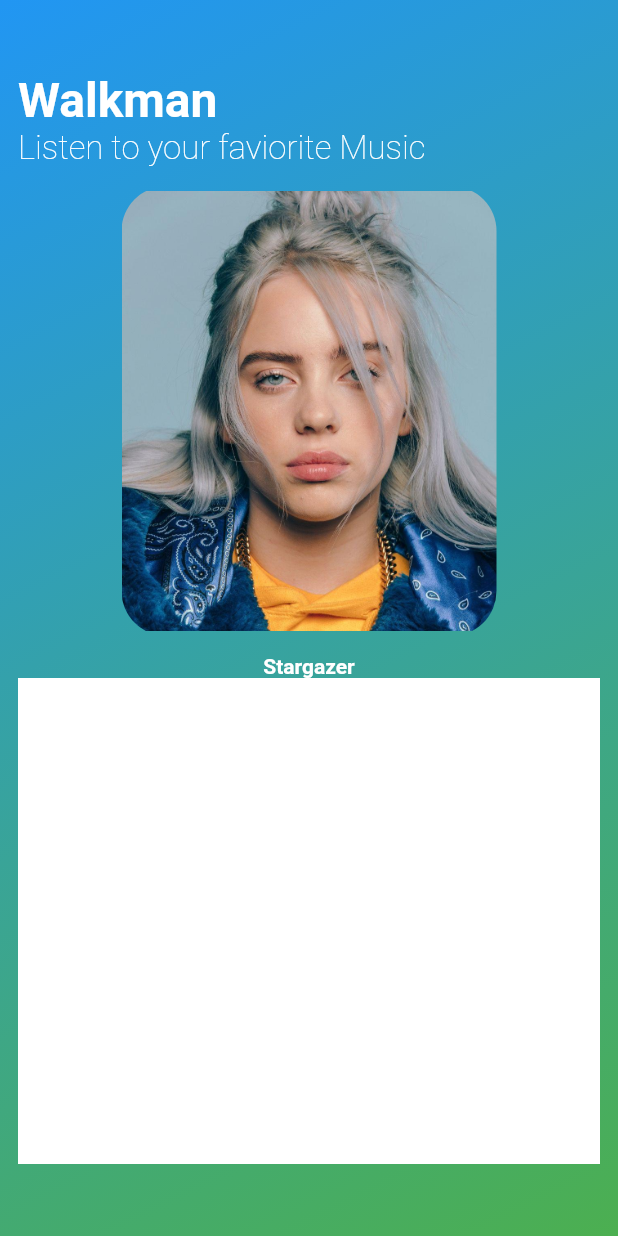
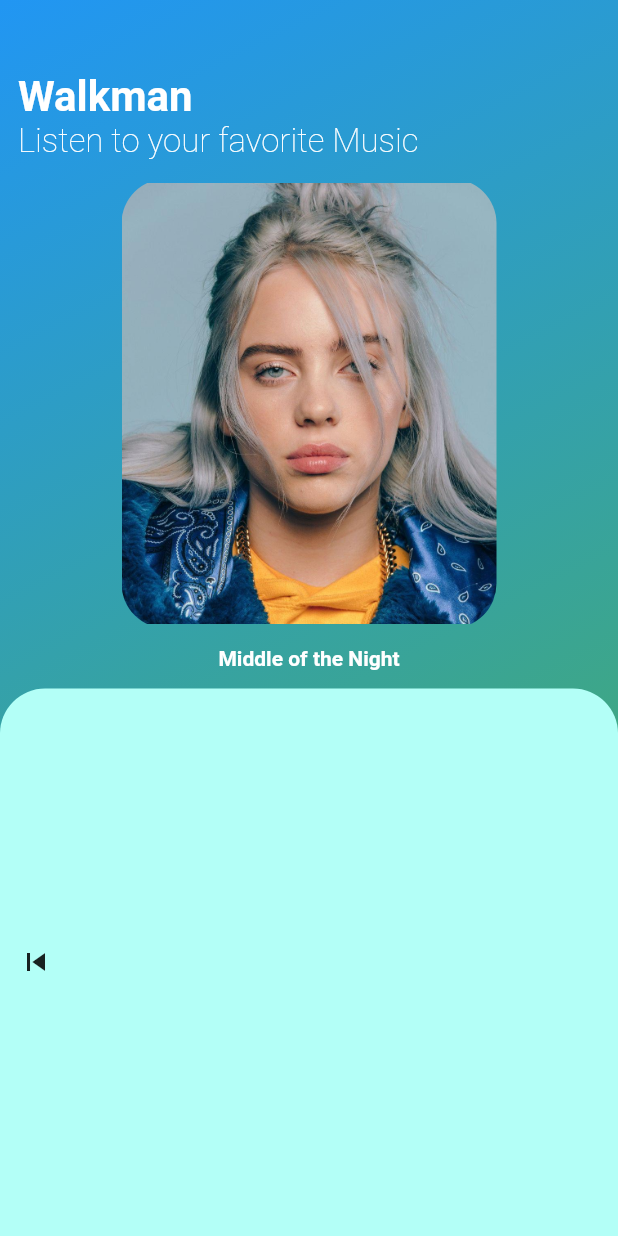
Before and after one commit to benbobyabraham/flutter_musicplayer, a Flutter app: the screen it shows after launch, on a phone screen of 412 x 824 dp. Run offline on Flutter 3.47's test engine with Material 2 defaults, Android fonts, the phone set to English and light mode, and no system bars.

Commit message:
3-5-2022.1

```diff
--- a/lib/main.dart
+++ b/lib/main.dart
@@ -43,26 +43,38 @@ class _MusicAppState extends State<MusicApp> {
               ]),
         ),
         child: Padding(
-          padding: EdgeInsets.symmetric(vertical: 48.0, horizontal: 12.0),
+          padding: EdgeInsets.only(
+            top: 48.0,
+          ),
           child: Container(
             child: Column(
               mainAxisAlignment: MainAxisAlignment.start,
               crossAxisAlignment: CrossAxisAlignment.start,
               children: [
-                Text(
+                Padding(
+                  padding: const EdgeInsets.only(
+                    left: 12.0,
+                  ),
+                  child: Text(
                     "Walkman",
                     style: TextStyle(
                       color: Colors.white,
-                    fontSize: 32.0,
+                      fontSize: 28.0,
                       fontWeight: FontWeight.bold,
                     ),
                   ),
-                Text(
-                  "Listen to your faviorite Music",
+                ),
+                Padding(
+                  padding: const EdgeInsets.only(
+                    left: 12.0,
+                  ),
+                  child: Text(
+                    "Listen to your favorite Music",
                     style: TextStyle(
                       color: Colors.white,
                       fontSize: 22.0,
                       fontWeight: FontWeight.w100,
+                    ),
                   ),
                 ),
                 SizedBox(
@@ -85,19 +97,40 @@ class _MusicAppState extends State<MusicApp> {
                 ),
                 Center(
                   child: Text(
-                    "Stargazer",
+                    "Middle of the Night",
                     style: TextStyle(
                       color: Colors.white,
                       fontWeight: FontWeight.w600,
                     ),
                   ),
                 ),
+                SizedBox(
+                  height: 12.0,
+                ),
                 Expanded(
                     child: Container(
                         decoration: BoxDecoration(
-                    color: Colors.white,
+                            color: Color.fromARGB(255, 179, 255, 247),
+                            borderRadius: BorderRadius.only(
+                              topLeft: Radius.circular(30.0),
+                              topRight: Radius.circular(30.0),
+                            )),
+                        child: Column(
+                          mainAxisAlignment: MainAxisAlignment.center,
+                          crossAxisAlignment: CrossAxisAlignment.center,
+                          children: [
+                            Row(
+                              children: [
+                                IconButton(
+                                  onPressed: () {},
+                                  icon: Icon(
+                                    Icons.skip_previous,
                                   ),
-                )),
+                                ),
+                              ],
+                            )
+                          ],
+                        ))),
               ],
             ),
           ),
```
Lines whose indentation alone changed are shown as unchanged.
